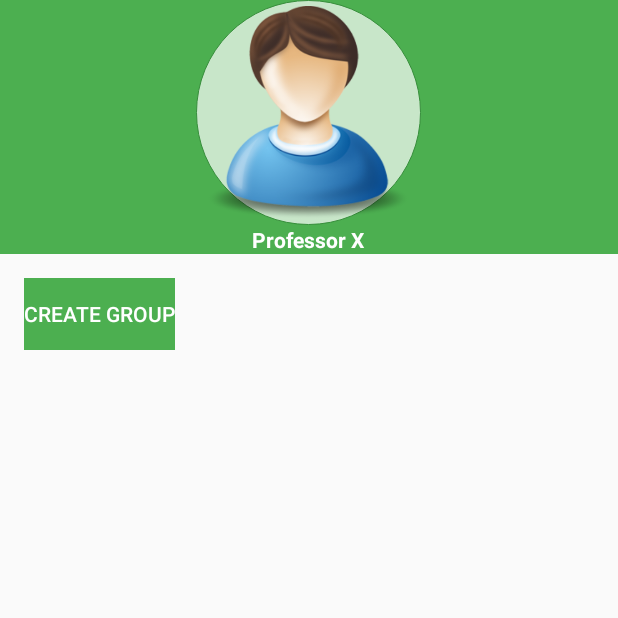
After one commit to costerik/LearnEnglish, an Android app: the ProfessorView screen opened directly, with no data from a screen before it, on a phone screen of 412 x 824 dp, the top half of it. The commit adds this screen. Run offline under Robolectric (Android 15) with nearby library versions, the phone set to English and light mode, and no system bars.

Commit message:
added professor view

```diff
--- a/app/build.gradle
+++ b/app/build.gradle
@@ -25,6 +25,7 @@ dependencies {
     compile 'com.android.support:appcompat-v7:23.1.0'
     compile 'com.android.support:support-v4:23.1.0'
     compile 'com.android.support:cardview-v7:23.1.0'
+    compile 'com.android.support:recyclerview-v7:23.1.0'
     compile 'com.parse.bolts:bolts-android:1.+'
     compile 'com.parse:parse-android:1.+'
 }
--- a/app/src/main/AndroidManifest.xml
+++ b/app/src/main/AndroidManifest.xml
@@ -6,27 +6,29 @@
     <uses-permission android:name="android.permission.ACCESS_NETWORK_STATE" />
 
     <application
-        android:name="com.example.ingerikahumada.aprendiendoingles.ParseData"
+        android:name=".ParseData"
         android:allowBackup="true"
         android:icon="@mipmap/ic_launcher"
         android:label="@string/app_name"
         android:supportsRtl="true"
         android:theme="@style/AppTheme" >
-        <activity
-            android:name=".MainActivity" >
-
+        <activity android:name=".MainActivity"
+            android:theme="@style/AppTheme.NoActionBar">
         </activity>
         <activity
             android:name=".splash_screen"
             android:configChanges="orientation|keyboardHidden|screenSize"
             android:label="@string/title_activity_splash_screen"
-            android:theme="@style/Theme.AppCompat.NoActionBar" >
+            android:theme="@style/AppTheme.NoActionBar" >
             <intent-filter>
                 <action android:name="android.intent.action.MAIN" />
 
                 <category android:name="android.intent.category.LAUNCHER" />
             </intent-filter>
         </activity>
+        <activity android:name=".ProfessorView"
+            android:theme="@style/AppTheme.NoActionBar">
+        </activity>
     </application>
 
 </manifest>
--- a/app/src/main/java/com/example/ingerikahumada/aprendiendoingles/MainActivity.java
+++ b/app/src/main/java/com/example/ingerikahumada/aprendiendoingles/MainActivity.java
@@ -1,13 +1,33 @@
 package com.example.ingerikahumada.aprendiendoingles;
 
+import android.content.Intent;
 import android.support.v7.app.AppCompatActivity;
 import android.os.Bundle;
+import android.support.v7.widget.RecyclerView;
+import android.view.View;
+import android.widget.Button;
+import android.widget.EditText;
 
 public class MainActivity extends AppCompatActivity {
+    private Button btn_log_in;
+    private EditText edt_email,edt_password;
+    private RecyclerView recycle_vista;
 
     @Override
     protected void onCreate(Bundle savedInstanceState) {
         super.onCreate(savedInstanceState);
         setContentView(R.layout.activity_main);
+
+        edt_email=(EditText)findViewById(R.id.email);
+        edt_password=(EditText)findViewById(R.id.password);
+        btn_log_in=(Button)findViewById(R.id.log_in);
+
+        btn_log_in.setOnClickListener(new View.OnClickListener() {
+            @Override
+            public void onClick(View v) {
+                Intent i=new Intent(MainActivity.this,ProfessorView.class);
+                startActivity(i);
+            }
+        });
     }
 }
--- /dev/null
+++ b/app/src/main/java/com/example/ingerikahumada/aprendiendoingles/ProfessorView.java
@@ -0,0 +1,16 @@
+package com.example.ingerikahumada.aprendiendoingles;
+
+import android.support.v7.app.AppCompatActivity;
+import android.os.Bundle;
+import android.support.v7.widget.RecyclerView;
+
+public class ProfessorView extends AppCompatActivity {
+
+    private RecyclerView recycle_lista;
+    @Override
+    protected void onCreate(Bundle savedInstanceState) {
+        super.onCreate(savedInstanceState);
+        setContentView(R.layout.activity_professor_view);
+        recycle_lista=(RecyclerView)findViewById(R.id.lista_recycle);
+    }
+}
--- a/app/src/main/java/com/example/ingerikahumada/aprendiendoingles/splash_screen.java
+++ b/app/src/main/java/com/example/ingerikahumada/aprendiendoingles/splash_screen.java
@@ -20,7 +20,7 @@ public class splash_screen extends AppCompatActivity {
         setContentView(R.layout.activity_splash_screen);
         viewSplash=(ImageView)findViewById(R.id.view_splash);
 
-        Bitmap bm = decodeSampledBitmapFromResource(getResources(),R.drawable.splash_screen,500,500);
+        Bitmap bm = decodeSampledBitmapFromResource(getResources(),R.drawable.splash_screen,300,300);
         BitmapDrawable d=new BitmapDrawable(getResources(),bm);
         viewSplash.setBackground(d);
 
--- /dev/null
+++ b/app/src/main/res/drawable/user_view_circle.xml
@@ -0,0 +1,21 @@
+<?xml version="1.0" encoding="utf-8"?>
+<shape
+    xmlns:android="http://schemas.android.com/apk/res/android"
+    android:shape="oval">
+    <solid
+        android:color="@color/primary_light"
+        />
+    <padding
+        android:left="4dp"
+        android:right="4dp"
+        android:bottom="4dp"
+        android:top="4dp"/>
+    <size
+        android:width="60dp"
+        android:height="60dp"
+        />
+    <stroke
+        android:width="0.5dp"
+        android:color="@color/primary_dark"
+        />
+</shape>
--- a/app/src/main/res/layout/activity_main.xml
+++ b/app/src/main/res/layout/activity_main.xml
@@ -19,7 +19,7 @@
             android:layout_height="wrap_content" />
 
         <EditText
-            android:id="@+id/name"
+            android:id="@+id/email"
             android:hint="@string/email"
             android:textColorHint="@color/primary"
             android:textColor="@color/primary"
@@ -43,6 +43,7 @@
         android:layout_height="match_parent"
         android:gravity="bottom">
         <Button
+            android:id="@+id/log_in"
             android:text="@string/log_in"
             android:background="@color/primary"
             android:textColor="@color/icons"
--- /dev/null
+++ b/app/src/main/res/layout/activity_professor_view.xml
@@ -0,0 +1,51 @@
+<?xml version="1.0" encoding="utf-8"?>
+<LinearLayout xmlns:android="http://schemas.android.com/apk/res/android"
+    xmlns:tools="http://schemas.android.com/tools"
+    android:layout_width="match_parent"
+    android:layout_height="match_parent"
+    android:orientation="vertical"
+    tools:context="com.example.ingerikahumada.aprendiendoingles.ProfessorView">
+
+    <LinearLayout
+        android:background="@color/primary"
+        android:layout_width="match_parent"
+        android:layout_height="wrap_content"
+        android:orientation="vertical"
+        android:gravity="center">
+
+        <ImageView
+            android:background="@drawable/user_view_circle"
+            android:src="@drawable/user"
+            android:layout_width="150dp"
+            android:layout_height="150dp" />
+        <TextView
+            android:text="@string/profesor"
+            android:textColor="@color/icons"
+            android:textStyle="bold"
+            android:layout_width="wrap_content"
+            android:layout_height="wrap_content" />
+    </LinearLayout>
+    <LinearLayout
+        android:padding="16dp"
+        android:layout_width="wrap_content"
+        android:layout_height="wrap_content"
+        android:orientation="vertical">
+
+        <android.support.v7.widget.RecyclerView
+            android:id="@+id/lista_recycle"
+            android:layout_width="match_parent"
+            android:layout_height="0dp"
+            android:layout_weight="2" />
+
+        <Button
+            android:id="@+id/button_create"
+            android:text="@string/create_group"
+            android:background="@color/primary"
+            android:textColor="@color/icons"
+            android:layout_width="match_parent"
+            android:layout_height="0dp"
+            android:layout_weight="0.3"/>
+
+    </LinearLayout>
+
+</LinearLayout>
--- a/app/src/main/res/values/strings.xml
+++ b/app/src/main/res/values/strings.xml
@@ -5,4 +5,6 @@
     <string name="email">Email</string>
     <string name="password">Password</string>
     <string name="log_in">Log in</string>
+    <string name="create_group">Create group</string>
+    <string name="profesor">Professor X</string>
 </resources>
--- a/app/src/main/res/values/styles.xml
+++ b/app/src/main/res/values/styles.xml
@@ -7,6 +7,13 @@
         <item name="colorPrimaryDark">@color/primary_dark</item>
         <item name="colorAccent">@color/accent</item>
     </style>
+
+    <style name="AppTheme.NoActionBar">
+        <item name="windowActionBar">false</item>
+        <item name="windowNoTitle">true</item>
+    </style>
+    <style name="AppTheme.AppBarOverlay" parent="ThemeOverlay.AppCompat.Dark.ActionBar" />
+    <style name="AppTheme.PopupOverlay" parent="ThemeOverlay.AppCompat.Light" />
 
     <style name="FullscreenTheme" parent="AppTheme">
         <item name="android:actionBarStyle">@style/FullscreenActionBarStyle</item>
```
Also changed, not shown: app/src/main/res/drawable/default_user.png (added), app/src/main/res/drawable/user.png (added), 1 other file.
